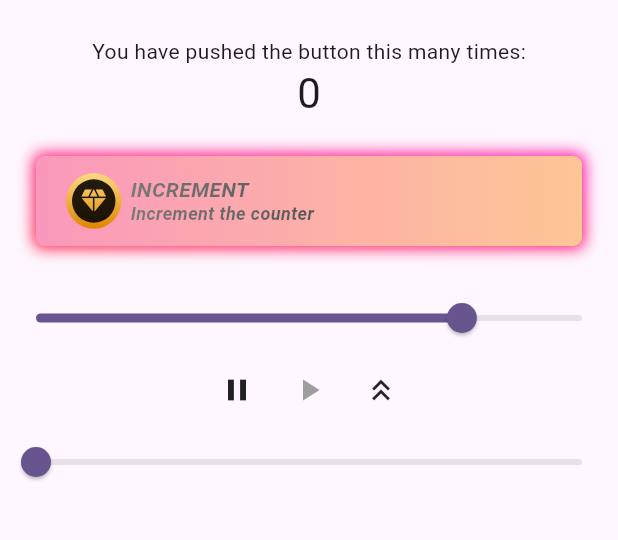
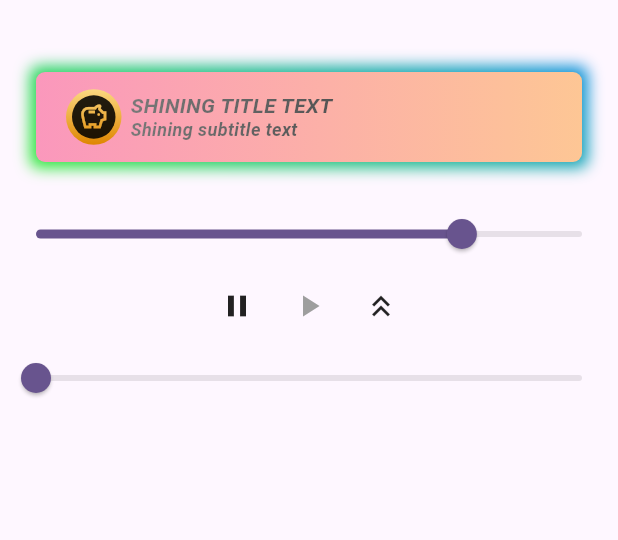
Before and after one commit to Code-Cats-Mel/fancy_button, a Flutter app: the screen it shows after launch, on a phone screen of 412 x 824 dp, the part 84-624 px from its top. Run offline on Flutter 3.47's test engine with Material 3 defaults, Android fonts, the phone set to English and light mode, and no system bars.

Commit message:
refactor to increase visibility

```diff
--- a/example/lib/main.dart
+++ b/example/lib/main.dart
@@ -32,7 +32,6 @@ class MyHomePage extends StatefulWidget {
 }
 
 class _MyHomePageState extends State<MyHomePage> with TickerProviderStateMixin {
-  int _counter = 0;
   double _progress = 0;
   bool autoPlay = true;
   bool expanded = false;
@@ -41,12 +40,6 @@ class _MyHomePageState extends State<MyHomePage> with TickerProviderStateMixin {
 
   late final AnimationController _animationController =
       AnimationController(duration: const Duration(seconds: 1), vsync: this);
-
-  void _incrementCounter() {
-    setState(() {
-      _counter++;
-    });
-  }
 
   @override
   Widget build(BuildContext context) {
@@ -64,13 +57,6 @@ class _MyHomePageState extends State<MyHomePage> with TickerProviderStateMixin {
               mainAxisAlignment: MainAxisAlignment.center,
               children: <Widget>[
                 const SizedBox(height: 24),
-                const Text(
-                  'You have pushed the button this many times:',
-                ),
-                Text(
-                  '$_counter',
-                  style: Theme.of(context).textTheme.headlineMedium,
-                ),
                 Stack(
                   children: [
                     MyButton(
@@ -90,7 +76,7 @@ class _MyHomePageState extends State<MyHomePage> with TickerProviderStateMixin {
                     MyButton(
                       _progress,
                       autoPlay,
-                      onTap: _incrementCounter,
+                      onTap: () {},
                       progressCallback: (progress) {
                         if (autoPlay) {
                           setState(() {
@@ -208,7 +194,7 @@ class MyButton extends StatelessWidget {
               ..rotateX(-transformY),
             alignment: FractionalOffset.center,
             child: FancyButton(
-              'INCREMENT',
+              'SHINING TITLE TEXT',
               icon: SizedBox(
                 width: 37,
                 height: 37,
@@ -216,7 +202,7 @@ class MyButton extends StatelessWidget {
                   progress: autoPlay ? null : progress,
                 ),
               ),
-              subtitleText: 'Increment the counter',
+              subtitleText: 'Shining subtitle text',
               onTap: onTap,
               progress: autoPlay ? null : progress,
               progressCallback: progressCallback,
--- a/lib/fancy_button.dart
+++ b/lib/fancy_button.dart
@@ -34,16 +34,14 @@ class FancyButton extends StatefulWidget {
   State<FancyButton> createState() => _FancyButtonState();
 }
 
-class _FancyButtonState extends State<FancyButton>
-    with TickerProviderStateMixin {
+class _FancyButtonState extends State<FancyButton> with TickerProviderStateMixin {
   late AnimationController _animationController =
       AnimationController(duration: const Duration(seconds: 10), vsync: this);
 
   @override
   void initState() {
     super.initState();
-    _animationController =
-        AnimationController(duration: const Duration(seconds: 10), vsync: this);
+    _animationController = AnimationController(duration: const Duration(seconds: 10), vsync: this);
 
     _checkProgress();
   }
@@ -92,11 +90,11 @@ class _FancyButtonState extends State<FancyButton>
             child: LinearGradientView(
               borderRadius: widget.borderRadius,
               blurRadius: 8,
-              spreadRadius: 2,
-              gradientRotation: progress * 3.14 * 2,
+              spreadRadius: 4,
+              gradientRotation: progress * 3.14 * 6,
               gradientStops: {
-                0.0: const Color(0xFFFF3D00),
-                1.0: const Color(0xFFFF00F5),
+                0.0: const Color(0xFF007BFF),
+                1.0: const Color(0xFF39FF14),
               },
             ),
           ),
@@ -120,9 +118,7 @@ class _FancyButtonState extends State<FancyButton>
             child: Row(
               children: [
                 if (widget.icon != null) ...[
-                  Opacity(
-                      opacity: widget.debugOptions.$3 ? 1 : 0.0,
-                      child: widget.icon!),
+                  Opacity(opacity: widget.debugOptions.$3 ? 1 : 0.0, child: widget.icon!),
                   const SizedBox(width: 6),
                 ],
                 Expanded(
--- a/lib/fancy_icon.dart
+++ b/lib/fancy_icon.dart
@@ -18,8 +18,7 @@ class _FancyIconState extends State<FancyIcon> with TickerProviderStateMixin {
   void initState() {
     super.initState();
 
-    _animationController =
-        AnimationController(duration: const Duration(seconds: 10), vsync: this);
+    _animationController = AnimationController(duration: const Duration(seconds: 10), vsync: this);
 
     _checkProgress();
   }
@@ -63,9 +62,8 @@ class _FancyIconState extends State<FancyIcon> with TickerProviderStateMixin {
         AnimatedBuilder(
             animation: _animationController,
             builder: (context, _) {
-              return Shimmer(
-                slidePercent: (_animationController.value < 0.1 ||
-                        _animationController.value > 0.9)
+              return Shine(
+                slidePercent: (_animationController.value < 0.1 || _animationController.value > 0.9)
                     ? (_animationController.value * 10) % 1.0
                     : 0,
                 child: Container(
@@ -91,7 +89,7 @@ class _FancyIconState extends State<FancyIcon> with TickerProviderStateMixin {
             shaderCallback: (rect) => gradient.createShader(rect),
             blendMode: BlendMode.srcATop,
             child: const Icon(
-              Icons.diamond,
+              Icons.savings_outlined,
               color: Colors.white,
               size: 20,
             ),
@@ -101,23 +99,22 @@ class _FancyIconState extends State<FancyIcon> with TickerProviderStateMixin {
   }
 }
 
-class Shimmer extends StatefulWidget {
+class Shine extends StatefulWidget {
   final Widget child;
   final double slidePercent;
 
-  const Shimmer({required this.child, this.slidePercent = 0.0, super.key});
+  const Shine({required this.child, this.slidePercent = 0.0, super.key});
 
   @override
-  State<Shimmer> createState() => _ShimmerState();
+  State<Shine> createState() => _ShineState();
 }
 
-class _ShimmerState extends State<Shimmer> {
-  bool get isSized =>
-      (context.findRenderObject() as RenderBox?)?.hasSize ?? false;
+class _ShineState extends State<Shine> {
+  bool get isSized => (context.findRenderObject() as RenderBox?)?.hasSize ?? false;
 
   Size get size => (context.findRenderObject() as RenderBox).size;
 
-  static const _shimmerGradient = LinearGradient(
+  static const _shineGradient = LinearGradient(
     colors: [
       Color(0x00EBEBF4),
       Color(0xFFF4F4F4),
@@ -138,7 +135,7 @@ class _ShimmerState extends State<Shimmer> {
     return ShaderMask(
       blendMode: BlendMode.srcATop,
       shaderCallback: (bounds) {
-        return _shimmerGradient.createShader(
+        return _shineGradient.createShader(
           Rect.fromLTWH(
             (widget.slidePercent * 1.2 - 0.6) * size.width,
             (widget.slidePercent * 1.2 - 0.6) * size.height,
--- a/lib/line_gradient_view.dart
+++ b/lib/line_gradient_view.dart
@@ -74,8 +74,8 @@ class GradientShadowPainter extends CustomPainter {
     final Rect rect = (Offset.zero & size).inflate(spreadRadius ?? 0.0);
 
     final paint = Paint()
-      ..shader = gradient.createShader(Rect.fromLTWH(
-          rect.left, rect.top, rect.width * scaleX, rect.height * scaleY));
+      ..shader = gradient.createShader(
+          Rect.fromLTWH(rect.left, rect.top, rect.width * scaleX, rect.height * scaleY));
 
     if (shadow != null) {
       paint.maskFilter = MaskFilter.blur(BlurStyle.normal, shadow!.blurSigma);
@@ -91,6 +91,7 @@ class GradientShadowPainter extends CustomPainter {
 
   @override
   bool shouldRepaint(GradientShadowPainter oldDelegate) => false;
+
   @override
   bool shouldRebuildSemantics(GradientShadowPainter oldDelegate) => false;
 }
```
Also changed, not shown: lib/gradient_offset_rotation.dart (+5 -8 lines), example/pubspec.lock.
